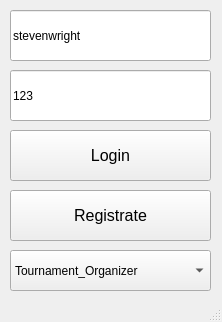
Qt form DataBaseCybersport/BaseWindow.ui (Inlucker/DataBaseCybersport) before a commit.
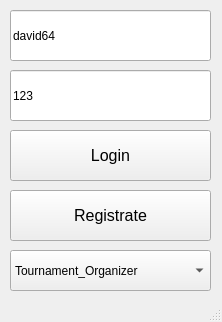
The same form after that commit.

The edit to the form file:
```diff
--- a/DataBaseCybersport/BaseWindow.ui
+++ b/DataBaseCybersport/BaseWindow.ui
@@ -62,7 +62,7 @@
      </rect>
     </property>
     <property name="text">
-     <string>stevenwright</string>
+     <string>david64</string>
     </property>
    </widget>
    <widget class="QPushButton" name="login_btn">
```
